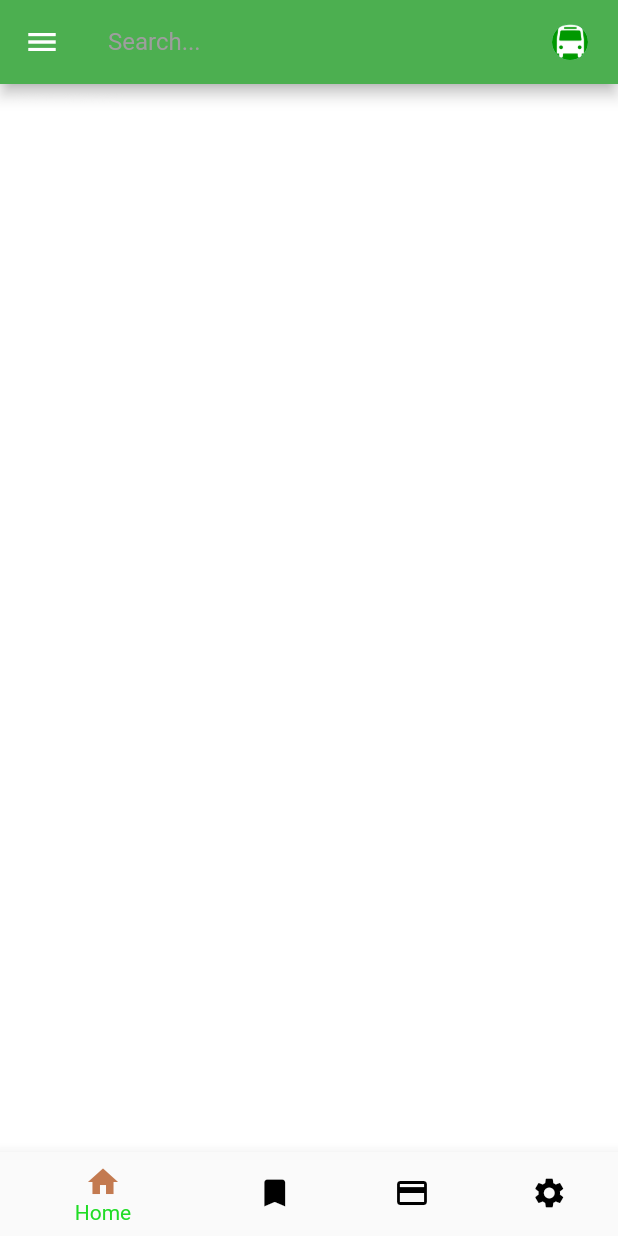
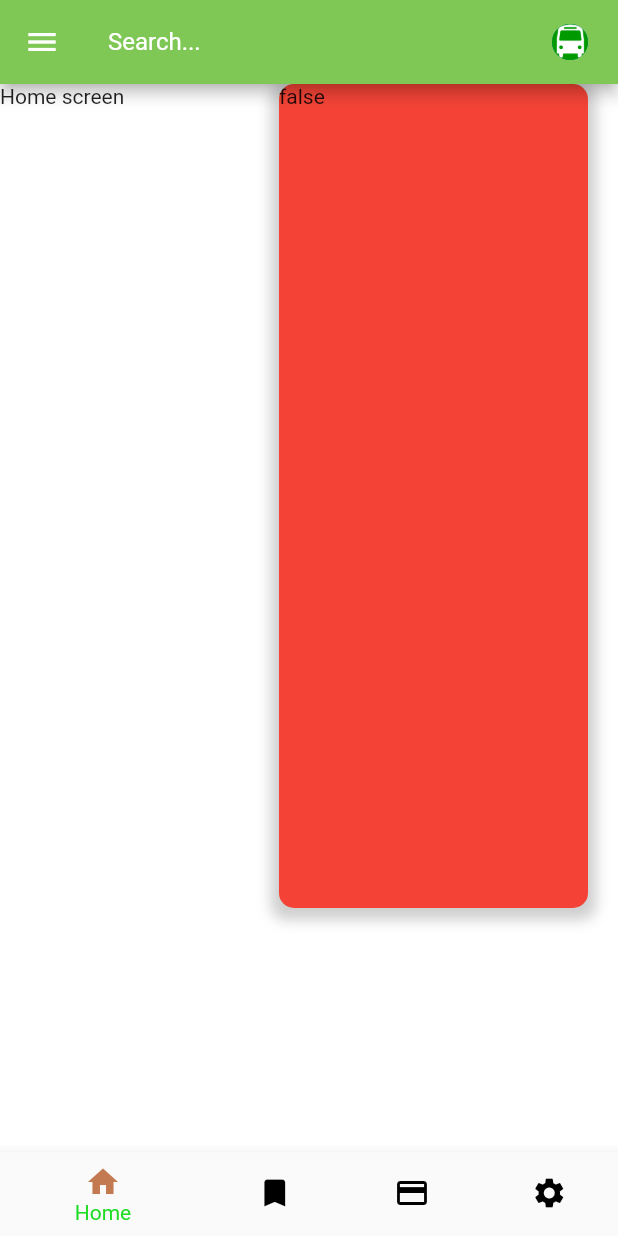
Before and after one commit to AkashSharma786/BusTracking, a Flutter app: the screen it shows after launch, on a phone screen of 412 x 824 dp. Run offline on Flutter 3.47's test engine with Material 2 defaults, Android fonts, the phone set to English and light mode, and no system bars; our stand-ins replace google_fonts.

Commit message:
Right Drawer Problem solved

```diff
--- a/lib/main.dart
+++ b/lib/main.dart
@@ -15,23 +15,7 @@
     return MaterialApp(
       title: 'Bus Tracking App',
 
-      theme: ThemeData(
 
-        primaryColor: Color.fromARGB(1, 128, 200, 86),
-        scaffoldBackgroundColor: Colors.black,
-        secondaryHeaderColor: Color.fromARGB(8, 73, 224, 8),
-        appBarTheme: AppBarTheme(
-          backgroundColor: Color.fromARGB(255, 128, 200, 86),
-
-
-        ),
-        textTheme: TextTheme(
-
-          bodyText1: TextStyle(color: Colors.white),
-          bodyText2: TextStyle(color: Colors.white),
-
-        ),
-      ),
 
     routes: {
 
--- a/lib/pages/home_page.dart
+++ b/lib/pages/home_page.dart
@@ -33,7 +33,7 @@
   bool isLeftDrawerOpen = false;
   bool isRightDrawerOpen = false;
 
-  final GlobalKey<ScaffoldState> scaffoldKey = GlobalKey<ScaffoldState>();
+
 
   void setIndex(int currIndex)
   {
@@ -57,8 +57,9 @@
 void toggleRightDrawer(){
 
  setState(() {
-   scaffoldKey.currentState!.openEndDrawer();
+   isRightDrawerOpen = !isRightDrawerOpen;
  });
+ print("Right drawer cll function $isRightDrawerOpen");
 }
 
 
@@ -110,13 +111,14 @@
       child: SizedBox(
         height: MediaQuery.of(context).size.height,
         child: Scaffold(
+          backgroundColor: Colors.white,
 
           resizeToAvoidBottomInset: false,
-              key: scaffoldKey,
+
 
               drawerDragStartBehavior: DragStartBehavior.start,
 
-              backgroundColor: const Color.fromARGB(0, 0, 0, 0),
+
 
 
               appBar: NavBar( controlRightDrawer: toggleRightDrawer,),
@@ -124,14 +126,12 @@
 
               drawer: const LeftDrawer() ,
 
-
-
-
-              endDrawer:  const RightDrawer() ,
-
-
-
-              body:   content,
+              body: Stack(
+                children: [
+                  RightDrawer(isDrawerOpen: isRightDrawerOpen),
+                  content,
+                ],
+              ),
 
 
 
--- a/lib/pages/home_widgets/app_bar.dart
+++ b/lib/pages/home_widgets/app_bar.dart
@@ -19,12 +19,12 @@
     Widget build(BuildContext context) {
         return AppBar(
 
-        backgroundColor: Colors.green,
+        backgroundColor:Color.fromARGB(255, 128, 200, 86),
         title:const TextField(
           style: TextStyle(color: Colors.white),
           decoration: InputDecoration(
             hintText: "Search...",
-            hintStyle: TextStyle(color: Colors.grey),
+            hintStyle: TextStyle(color: Colors.white),
             border: InputBorder.none,
           ),
         ),
--- a/lib/pages/side_bar/right_drawer.dart
+++ b/lib/pages/side_bar/right_drawer.dart
@@ -1,69 +1,53 @@
 import 'package:flutter/material.dart';
 
+
+
 class RightDrawer extends StatefulWidget {
-
-  const RightDrawer({super.key });
+  bool isDrawerOpen = false;
+  RightDrawer({super.key , required this.isDrawerOpen});
 
   @override
-  State<RightDrawer> createState() => RightDrawerState();
+  State<RightDrawer> createState() => _RightDrawerState();
 }
 
-class RightDrawerState extends State<RightDrawer> {
+class _RightDrawerState extends State<RightDrawer> {
   @override
   Widget build(BuildContext context) {
-    return  Drawer(
-        child: ListView(
-          children: [
-            const DrawerHeader(
-              decoration: BoxDecoration(
-                color: Colors.yellow,
-              ),
-              child: Column(
-                crossAxisAlignment: CrossAxisAlignment.start,
-                children: [
-                  CircleAvatar(
-                    radius: 30,
-                    backgroundImage: AssetImage("assets/images/busLogo.png"),
-                  ),
-                  SizedBox(height: 10),
-                  Text(
-                    "dfsdfsdfsdfsfdfdf Doe",
-                    style: TextStyle(
-                      color: Color.fromARGB(255, 255, 255, 255),
-                      fontSize: 16,
-                    ),
-                  ),
-                ],
-              ),
-            ),
+//print(widget.isDrawerOpen);
+    return Stack(
+      children: [
 
-            ListTile(
-              leading: const Icon(Icons.leaderboard, color: Colors.green),
-              title: const Text('dfsdf', style: TextStyle(color: Colors.white)),
-              onTap: () {
-                Navigator.pop(context); // Close the drawer
-                // Handle leaderboard tap
-              },
-            ),
-            ListTile(
-              leading: const Icon(Icons.mail, color: Colors.green),
-              title: const Text('dfsdf dfsdfsf Us', style: TextStyle(color: Colors.white)),
-              onTap: () {
-                Navigator.pop(context); // Close the drawer
-                // Handle mail us tap
-              },
-            ),
-            ListTile(
-              leading: const Icon(Icons.info, color: Colors.green),
-              title: const Text('About Us', style: TextStyle(color: Colors.white)),
-              onTap: () {
-                Navigator.pop(context); // Close the drawer
-                // Handle about us tap
-              },
-            ),
-          ],
-        ),
-      );
 
+        AnimatedPositioned(
+          top: 0,
+          right: 20,
+          width: widget.isDrawerOpen ? 0: MediaQuery.of(context).size.width /2,
+
+          height:widget.isDrawerOpen ?0: MediaQuery.of(context).size.height/1.5,
+
+          child: Ink(
+           decoration: BoxDecoration(
+            borderRadius: BorderRadius.circular(10),
+            color: Colors.red,
+
+            boxShadow: [
+              !widget.isDrawerOpen?
+                BoxShadow(
+                  color: Colors.grey.withOpacity(0.5), // Shadow color
+                  spreadRadius: 5, // Spread radius
+                  blurRadius: 7, // Blur radius
+                  offset: Offset(0, 3), // Offset in x and y direction
+                ): BoxShadow(),
+
+            ]),
+
+
+            child: Text("${widget.isDrawerOpen}")),
+
+           duration: Duration(milliseconds: 300)),
+
+
+      ],
+    );
   }
 }
```
Also changed, not shown: lib/pages/home_widgets/bookmark_drawer.dart (+4 -7 lines).
